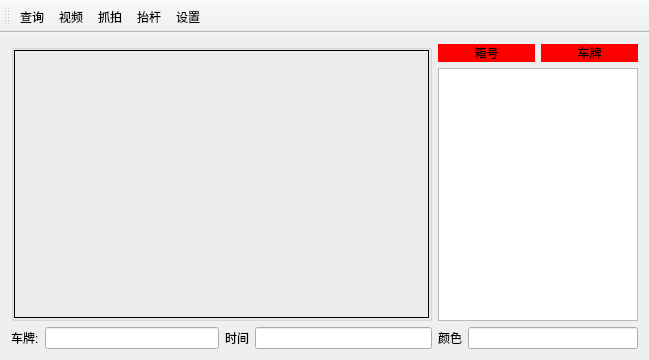
Cyuliang/Zby_Container_Jinan, file mainwindow.ui: the form before one commit.
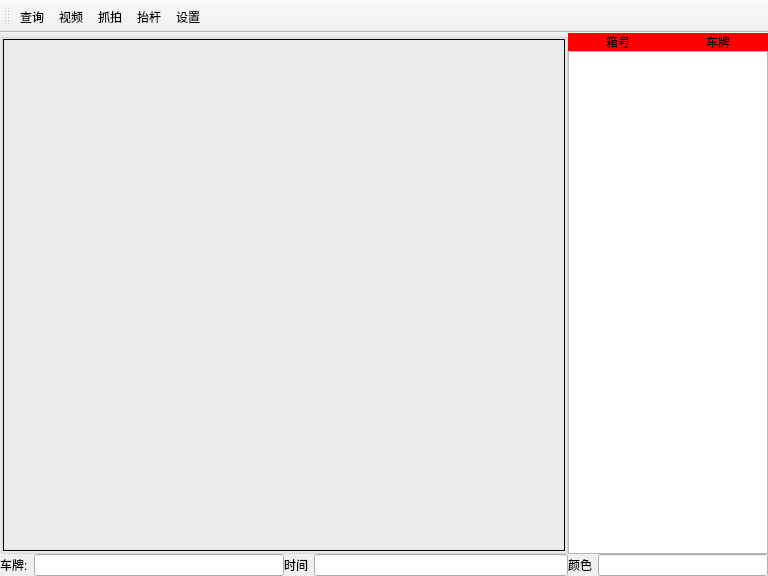
The form after the commit. Icons and pictures are not drawn.

What changed in the file:
```diff
--- a/mainwindow.ui
+++ b/mainwindow.ui
@@ -6,15 +6,42 @@
    <rect>
     <x>0</x>
     <y>0</y>
-    <width>649</width>
-    <height>360</height>
+    <width>768</width>
+    <height>576</height>
    </rect>
   </property>
+  <property name="minimumSize">
+   <size>
+    <width>768</width>
+    <height>576</height>
+   </size>
+  </property>
+  <property name="maximumSize">
+   <size>
+    <width>768</width>
+    <height>576</height>
+   </size>
+  </property>
   <property name="windowTitle">
    <string>MainWindow</string>
   </property>
   <widget class="QWidget" name="centralWidget">
    <layout class="QGridLayout" name="gridLayout_2">
+    <property name="leftMargin">
+     <number>0</number>
+    </property>
+    <property name="topMargin">
+     <number>0</number>
+    </property>
+    <property name="rightMargin">
+     <number>0</number>
+    </property>
+    <property name="bottomMargin">
+     <number>0</number>
+    </property>
+    <property name="spacing">
+     <number>0</number>
+    </property>
     <item row="0" column="0" rowspan="2" colspan="2">
      <widget class="QGroupBox" name="groupBox">
       <property name="sizePolicy">
@@ -45,13 +72,13 @@
        <item row="0" column="0">
         <widget class="QLabel" name="label_4">
          <property name="sizePolicy">
-          <sizepolicy hsizetype="Expanding" vsizetype="Preferred">
+          <sizepolicy hsizetype="Preferred" vsizetype="Preferred">
            <horstretch>0</horstretch>
            <verstretch>0</verstretch>
           </sizepolicy>
          </property>
          <property name="frameShape">
-          <enum>QFrame::Panel</enum>
+          <enum>QFrame::Box</enum>
          </property>
          <property name="text">
           <string/>
@@ -89,6 +116,12 @@
     </item>
     <item row="1" column="2" colspan="2">
      <widget class="QTextEdit" name="textEdit">
+      <property name="minimumSize">
+       <size>
+        <width>200</width>
+        <height>0</height>
+       </size>
+      </property>
       <property name="maximumSize">
        <size>
         <width>200</width>
```
Left out of the diff: 13 changed lines with no effect on the pictures.
